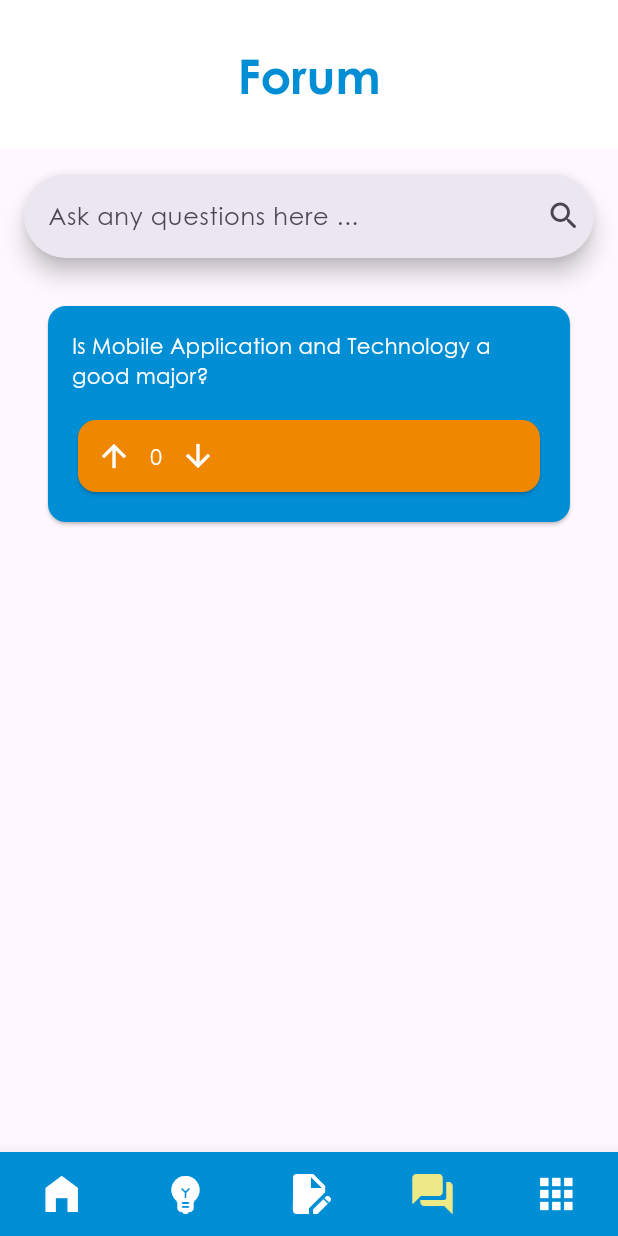
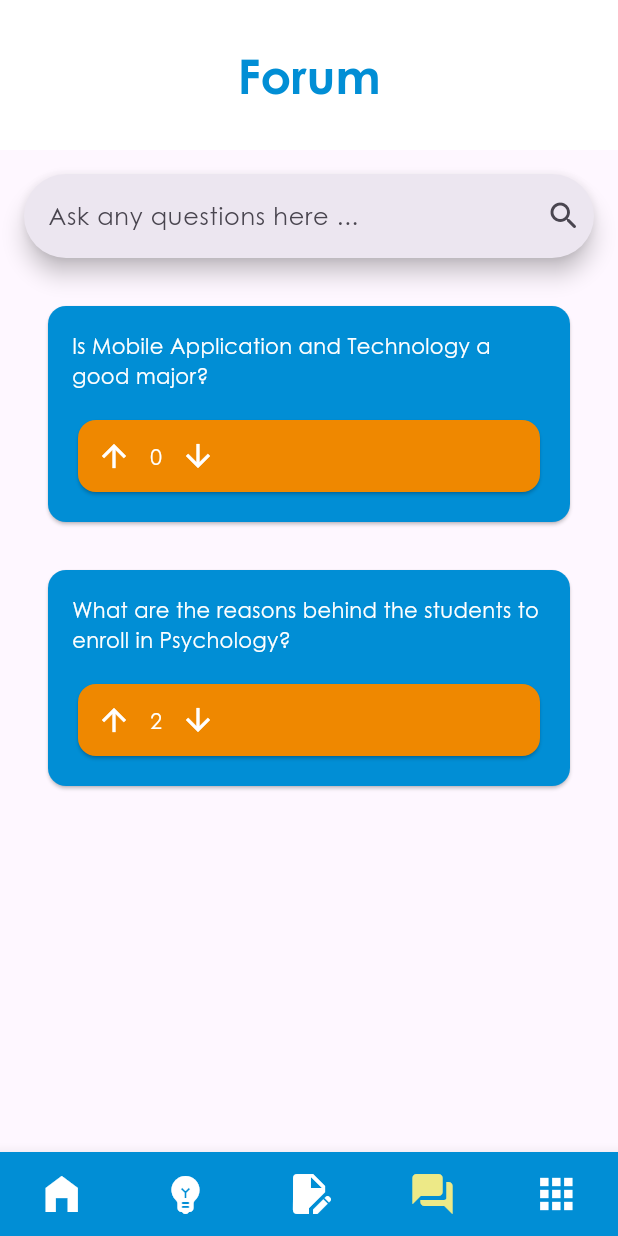
Before and after one commit to zzz276/BinusLite, a Flutter app: the Navigation screen opened directly, item 4 of the bottom bar chosen, on a phone screen of 412 x 824 dp. Run offline on Flutter 3.47's test engine with Material 3 defaults, Android fonts, the phone set to English and light mode, and no system bars; our stand-ins replace firebase_auth, firebase_core; accounts and stored records are empty.

Commit message:
Update forum.dart

```diff
--- a/lib/screens/tabs/forum.dart
+++ b/lib/screens/tabs/forum.dart
@@ -10,7 +10,11 @@ class Forum extends StatefulWidget {
 
 class _ForumState extends State<Forum> {
   List<ForumPost> posts = [
-    ForumPost(question: "Is Mobile Application and Technology a good major?")
+    ForumPost(question: "Is Mobile Application and Technology a good major?"),
+    ForumPost(
+      question: "What are the reasons behind the students to enroll in Psychology?",
+      replies: 2
+    )
   ];
 
   @override
```
